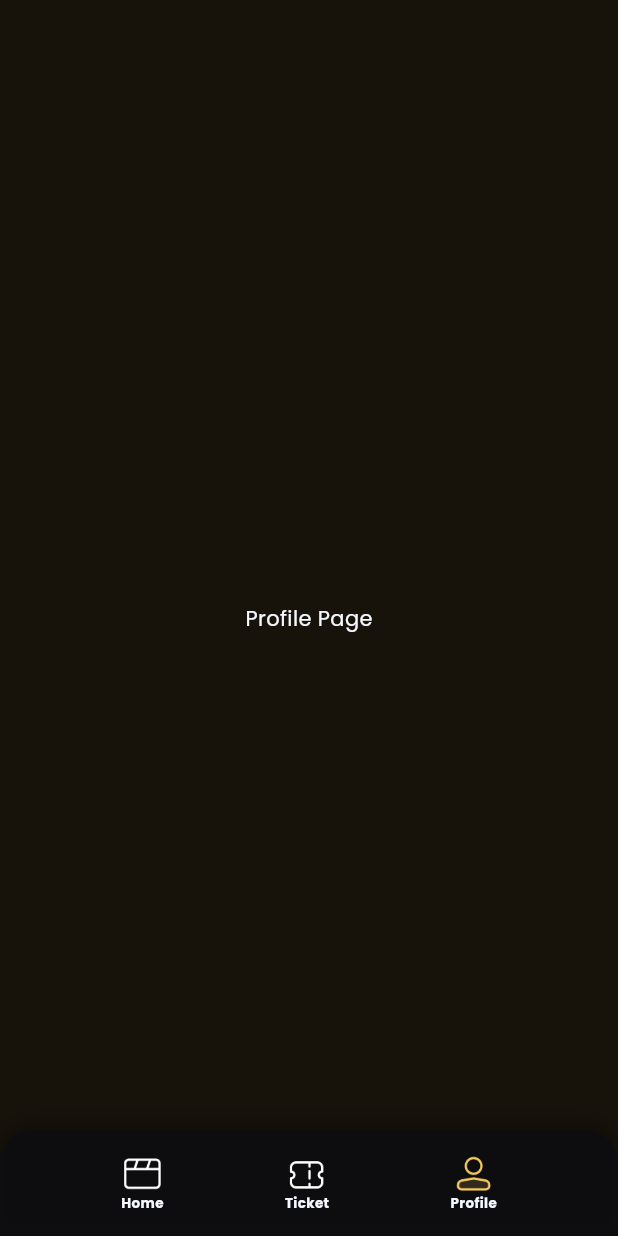
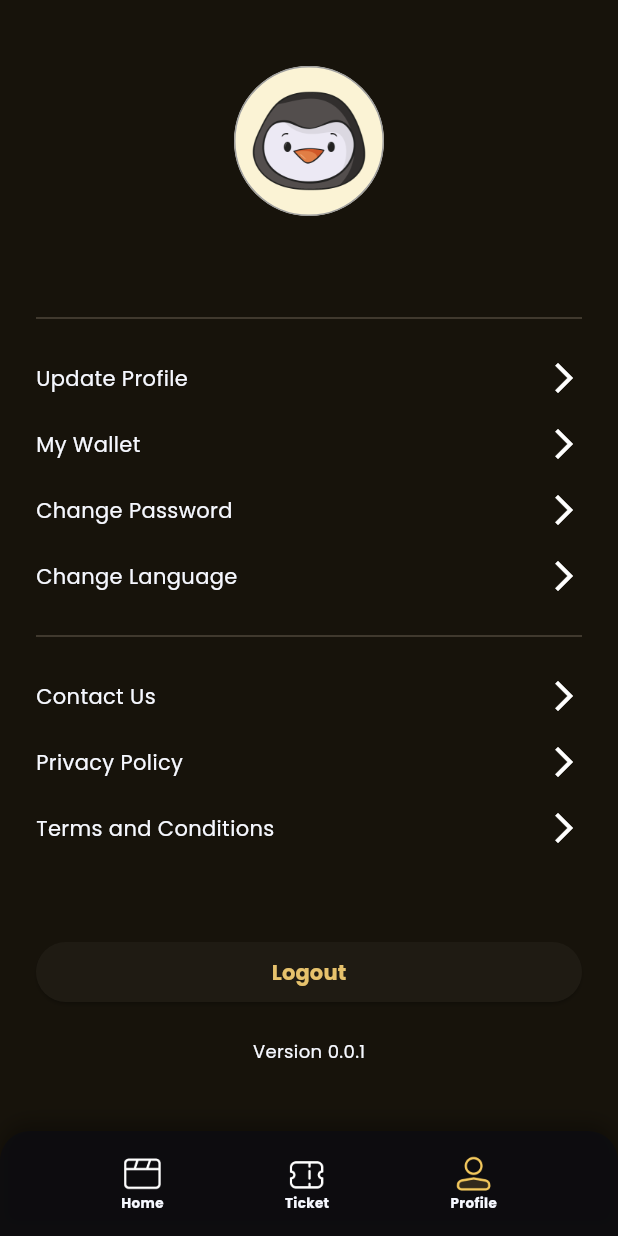
Before and after one commit to masas112/flix-id, a Flutter app: the MainPage screen opened by its route, swiped to page 3, on a phone screen of 412 x 824 dp. Run offline on Flutter 3.47's test engine with Material 2 defaults, Android fonts, the phone set to English and light mode, and no system bars; our stand-ins replace cloud_firestore, dio, firebase_auth, firebase_core, firebase_storage, flutter_riverpod and 4 more; accounts and stored records are empty; generated files the repository leaves out were written again.

Commit message:
38. Profile Page - add all method page and gesture motion page

```diff
--- /dev/null
+++ b/assets/user_info.dart
@@ -0,0 +1,33 @@
+import 'package:flix_id/presentation/misc/methods.dart';
+import 'package:flix_id/presentation/providers/user_data/user_data_provider.dart';
+import 'package:flutter/material.dart';
+import 'package:flutter_riverpod/flutter_riverpod.dart';
+
+List<Widget> userInfo(WidgetRef ref) => [
+      Container(
+        width: 100,
+        height: 100,
+        decoration: BoxDecoration(
+          shape: BoxShape.circle,
+          border: Border.all(color: Colors.grey, width: 1),
+          image: DecorationImage(
+              image: ref.watch(userDataProvider).valueOrNull?.photoUrl != null
+                  ? NetworkImage(
+                          ref.watch(userDataProvider).valueOrNull!.photoUrl!)
+                      as ImageProvider
+                  : const AssetImage('assets/pp-placeholder.png'),
+              fit: BoxFit.cover),
+        ),
+      ),
+      verticalSpace(20),
+      Text(
+        ref.watch(userDataProvider).valueOrNull?.name ?? '',
+        textAlign: TextAlign.center,
+        style: const TextStyle(fontSize: 16, fontWeight: FontWeight.bold),
+      ),
+      Text(
+        ref.watch(userDataProvider).valueOrNull?.email ?? '',
+        textAlign: TextAlign.center,
+        style: const TextStyle(fontSize: 12),
+      )
+    ];
--- a/lib/presentation/pages/main_page/main_page.dart
+++ b/lib/presentation/pages/main_page/main_page.dart
@@ -1,11 +1,12 @@
-import 'package:flix_id/presentation/extensions/build_context_extension.dart';
-import 'package:flix_id/presentation/providers/user_data/user_data_provider.dart';
-import 'package:flix_id/presentation/widgets/bottom_nav_bar.dart';
-import 'package:flix_id/presentation/widgets/bottom_nav_bar_item.dart';
 import 'package:flutter/material.dart';
 import 'package:flutter_riverpod/flutter_riverpod.dart';
 
+import '../../extensions/build_context_extension.dart';
 import '../../providers/router/router_provider.dart';
+import '../../providers/user_data/user_data_provider.dart';
+import '../../widgets/bottom_nav_bar.dart';
+import '../../widgets/bottom_nav_bar_item.dart';
+import '../profile_page/profile_page.dart';
 
 class MainPage extends ConsumerStatefulWidget {
   const MainPage({Key? key}) : super(key: key);
@@ -44,7 +45,7 @@ class _MainPageState extends ConsumerState<MainPage> {
                 child: Text("Ticket Page"),
               ),
               Center(
-                child: Text("Profile Page"),
+                child: ProfilePage(),
               ),
             ],
           ),
--- /dev/null
+++ b/lib/presentation/pages/profile_page/methods/profile_item.dart
@@ -0,0 +1,12 @@
+import 'package:flutter/material.dart';
+
+Widget profileItem(String title, {VoidCallback? onTap}) => GestureDetector(
+      onTap: onTap,
+      child: Row(
+        mainAxisAlignment: MainAxisAlignment.spaceBetween,
+        children: [
+          Text(title),
+          const Icon(Icons.arrow_forward_ios),
+        ],
+      ),
+    );
--- /dev/null
+++ b/lib/presentation/pages/profile_page/methods/user_info.dart
@@ -0,0 +1,36 @@
+import 'package:flix_id/presentation/misc/methods.dart';
+import 'package:flix_id/presentation/providers/user_data/user_data_provider.dart';
+import 'package:flutter/material.dart';
+import 'package:flutter_riverpod/flutter_riverpod.dart';
+
+List<Widget> userInfo(WidgetRef ref) => [
+      Container(
+        width: 100,
+        height: 100,
+        decoration: BoxDecoration(
+          shape: BoxShape.circle,
+          border: Border.all(
+            color: Colors.grey,
+            width: 1,
+          ),
+          image: DecorationImage(
+            image: ref.watch(userDataProvider).valueOrNull?.photoUrl != null
+                ? NetworkImage(
+                        ref.watch(userDataProvider).valueOrNull!.photoUrl!)
+                    as ImageProvider
+                : const AssetImage('assets/pp-default.png'),
+            fit: BoxFit.cover,
+          ),
+        ),
+      ),
+      verticalSpace(20),
+      Text(
+        ref.watch(userDataProvider).valueOrNull?.name ?? '',
+        textAlign: TextAlign.center,
+        style: const TextStyle(fontSize: 16, fontWeight: FontWeight.bold),
+      ),Text(
+        ref.watch(userDataProvider).valueOrNull?.email ?? '',
+        textAlign: TextAlign.center,
+        style: const TextStyle(fontSize: 12),
+      ),
+    ];
--- /dev/null
+++ b/lib/presentation/pages/profile_page/profile_page.dart
@@ -0,0 +1,63 @@
+import 'package:flix_id/presentation/misc/methods.dart';
+import 'package:flix_id/presentation/providers/user_data/user_data_provider.dart';
+import 'package:flutter/material.dart';
+import 'package:flutter_riverpod/flutter_riverpod.dart';
+
+import 'methods/profile_item.dart';
+import 'methods/user_info.dart';
+
+class ProfilePage extends ConsumerWidget {
+  const ProfilePage({super.key});
+
+  @override
+  Widget build(BuildContext context, WidgetRef ref) {
+    return ListView(
+      children: [
+        Padding(
+            padding: const EdgeInsets.all(24),
+            child: Column(
+              children: [
+                verticalSpace(20),
+                ...userInfo(ref),
+                const Divider(),
+                verticalSpace(20),
+                profileItem('Update Profile'),
+                verticalSpace(20),
+                profileItem('My Wallet'),
+                verticalSpace(20),
+                profileItem('Change Password'),
+                verticalSpace(20),
+                profileItem('Change Language'),
+                verticalSpace(20),
+                const Divider(),
+                verticalSpace(20),
+                profileItem('Contact Us'),
+                verticalSpace(20),
+                profileItem('Privacy Policy'),
+                verticalSpace(20),
+                profileItem('Terms and Conditions'),
+                verticalSpace(60),
+                SizedBox(
+                  width: double.infinity,
+                  child: ElevatedButton(
+                    onPressed: () {
+                      ref.read(userDataProvider.notifier).logout();
+                    },
+                    child: const Text(
+                      'Logout',
+                      style: TextStyle(fontWeight: FontWeight.bold),
+                    ),
+                  ),
+                ),
+                verticalSpace(20),
+                const Text(
+                  'Version 0.0.1',
+                  style: TextStyle(fontSize: 12),
+                ),
+                verticalSpace(100),
+              ],
+            ))
+      ],
+    );
+  }
+}
```
Also changed, not shown: assets/pp-default.png (added).
